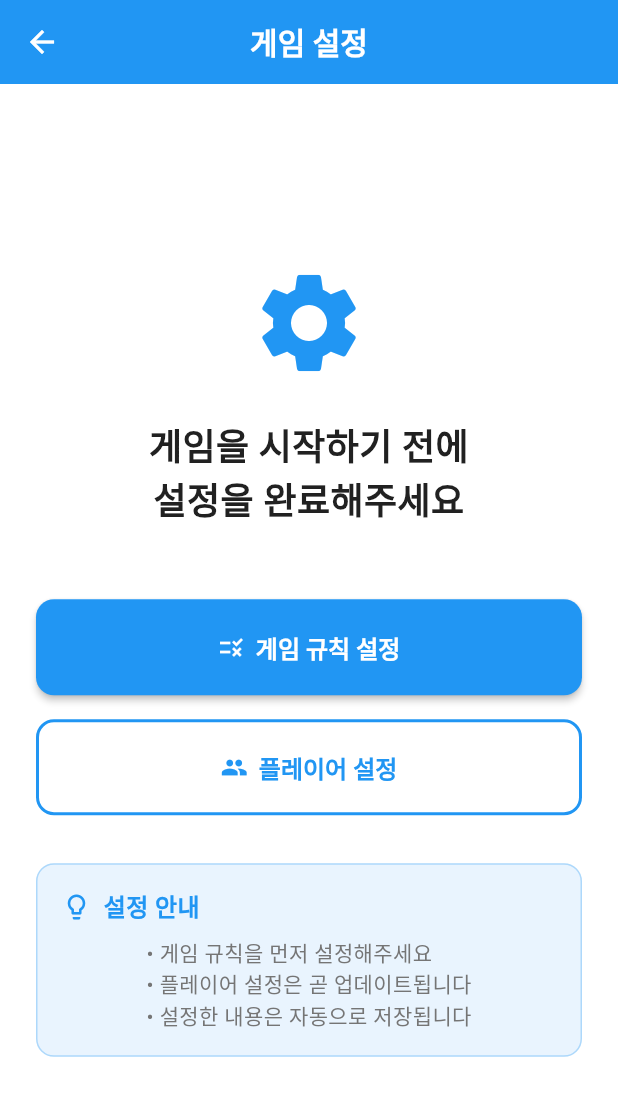
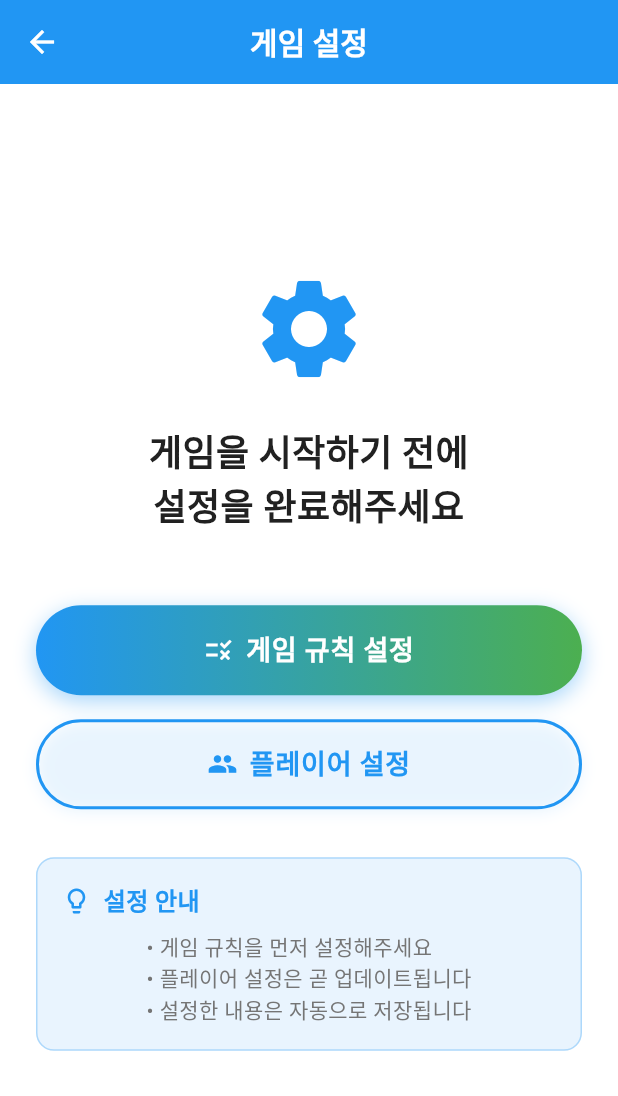
Before and after one commit to gyeolse/flutter_gostop, a Flutter app: the screen it shows after launch, after a tap on "게임 시작", on a phone screen of 412 x 824 dp. Shown: the top 1096 px of the screen. Run offline on Flutter 3.47's test engine with Material 3 defaults, Android fonts, the light colour scheme and no system bars; our stand-ins replace firebase_messaging, flutter_local_notifications, flutter_riverpod, go_router, google_mobile_ads, hive and 4 more; accounts and stored records are empty.

Commit message:
[ENH] Modify Button sytles
- N/A

```diff
--- /dev/null
+++ b/lib/core/widgets/capsule_button.dart
@@ -0,0 +1,258 @@
+import 'package:flutter/material.dart';
+import '../app_colors.dart';
+
+enum CapsuleButtonType {
+  primary,
+  secondary,
+  outlined,
+  danger,
+}
+
+class CapsuleButton extends StatelessWidget {
+  final String text;
+  final VoidCallback? onPressed;
+  final CapsuleButtonType type;
+  final IconData? icon;
+  final bool isLoading;
+  final double? width;
+  final double height;
+  final double fontSize;
+
+  const CapsuleButton({
+    super.key,
+    required this.text,
+    this.onPressed,
+    this.type = CapsuleButtonType.primary,
+    this.icon,
+    this.isLoading = false,
+    this.width,
+    this.height = 56,
+    this.fontSize = 16,
+  });
+
+  @override
+  Widget build(BuildContext context) {
+    return Container(
+      width: width,
+      height: height,
+      decoration: _getDecoration(),
+      child: Material(
+        color: Colors.transparent,
+        child: InkWell(
+          borderRadius: BorderRadius.circular(height / 2),
+          onTap: isLoading ? null : onPressed,
+          child: _buildContent(),
+        ),
+      ),
+    );
+  }
+
+  BoxDecoration _getDecoration() {
+    switch (type) {
+      case CapsuleButtonType.primary:
+        return BoxDecoration(
+          gradient: LinearGradient(
+            colors: [AppColors.primary, AppColors.secondary],
+            begin: Alignment.centerLeft,
+            end: Alignment.centerRight,
+          ),
+          borderRadius: BorderRadius.circular(height / 2),
+          boxShadow: [
+            BoxShadow(
+              color: AppColors.primary.withValues(alpha: 0.4),
+              blurRadius: 12,
+              offset: const Offset(0, 4),
+            ),
+          ],
+        );
+      case CapsuleButtonType.secondary:
+        return BoxDecoration(
+          color: Colors.grey.shade100,
+          borderRadius: BorderRadius.circular(height / 2),
+          border: Border.all(
+            color: Colors.grey.shade300,
+            width: 1.5,
+          ),
+          boxShadow: [
+            BoxShadow(
+              color: Colors.grey.shade200.withValues(alpha: 0.5),
+              blurRadius: 8,
+              offset: const Offset(0, 2),
+            ),
+          ],
+        );
+      case CapsuleButtonType.outlined:
+        return BoxDecoration(
+          color: Colors.transparent,
+          borderRadius: BorderRadius.circular(height / 2),
+          border: Border.all(
+            color: AppColors.primary,
+            width: 2,
+          ),
+          boxShadow: [
+            BoxShadow(
+              color: AppColors.primary.withValues(alpha: 0.1),
+              blurRadius: 8,
+              offset: const Offset(0, 2),
+            ),
+          ],
+        );
+      case CapsuleButtonType.danger:
+        return BoxDecoration(
+          color: Colors.red.shade50,
+          borderRadius: BorderRadius.circular(height / 2),
+          border: Border.all(
+            color: Colors.red.shade200,
+            width: 1.5,
+          ),
+          boxShadow: [
+            BoxShadow(
+              color: Colors.red.shade100.withValues(alpha: 0.5),
+              blurRadius: 8,
+              offset: const Offset(0, 2),
+            ),
+          ],
+        );
+    }
+  }
+
+  Color _getTextColor() {
+    switch (type) {
+      case CapsuleButtonType.primary:
+        return Colors.white;
+      case CapsuleButtonType.secondary:
+        return AppColors.textPrimary;
+      case CapsuleButtonType.outlined:
+        return AppColors.primary;
+      case CapsuleButtonType.danger:
+        return Colors.red.shade600;
+    }
+  }
+
+  Color _getIconColor() {
+    return _getTextColor();
+  }
+
+  Widget _buildContent() {
+    return Row(
+      mainAxisAlignment: MainAxisAlignment.center,
+      children: [
+        if (isLoading) ...[
+          SizedBox(
+            width: 20,
+            height: 20,
+            child: CircularProgressIndicator(
+              strokeWidth: 2,
+              valueColor: AlwaysStoppedAnimation<Color>(_getTextColor()),
+            ),
+          ),
+        ] else ...[
+          if (icon != null) ...[
+            Icon(
+              icon,
+              color: _getIconColor(),
+              size: 20,
+            ),
+            const SizedBox(width: 8),
+          ],
+          Text(
+            text,
+            style: TextStyle(
+              fontSize: fontSize,
+              fontWeight: FontWeight.w600,
+              color: _getTextColor(),
+              letterSpacing: 0.5,
+            ),
+          ),
+        ],
+      ],
+    );
+  }
+}
+
+// 편의를 위한 팩토리 생성자들
+class CapsuleButtons {
+  static Widget primary({
+    required String text,
+    VoidCallback? onPressed,
+    IconData? icon,
+    bool isLoading = false,
+    double? width,
+    double height = 56,
+    double fontSize = 16,
+  }) {
+    return CapsuleButton(
+      text: text,
+      onPressed: onPressed,
+      type: CapsuleButtonType.primary,
+      icon: icon,
+      isLoading: isLoading,
+      width: width,
+      height: height,
+      fontSize: fontSize,
+    );
+  }
+
+  static Widget secondary({
+    required String text,
+    VoidCallback? onPressed,
+    IconData? icon,
+    bool isLoading = false,
+    double? width,
+    double height = 56,
+    double fontSize = 16,
+  }) {
+    return CapsuleButton(
+      text: text,
+      onPressed: onPressed,
+      type: CapsuleButtonType.secondary,
+      icon: icon,
+      isLoading: isLoading,
+      width: width,
+      height: height,
+      fontSize: fontSize,
+    );
+  }
+
+  static Widget outlined({
+    required String text,
+    VoidCallback? onPressed,
+    IconData? icon,
+    bool isLoading = false,
+    double? width,
+    double height = 56,
+    double fontSize = 16,
+  }) {
+    return CapsuleButton(
+      text: text,
+      onPressed: onPressed,
+      type: CapsuleButtonType.outlined,
+      icon: icon,
+      isLoading: isLoading,
+      width: width,
+      height: height,
+      fontSize: fontSize,
+    );
+  }
+
+  static Widget danger({
+    required String text,
+    VoidCallback? onPressed,
+    IconData? icon,
+    bool isLoading = false,
+    double? width,
+    double height = 56,
+    double fontSize = 16,
+  }) {
+    return CapsuleButton(
+      text: text,
+      onPressed: onPressed,
+      type: CapsuleButtonType.danger,
+      icon: icon,
+      isLoading: isLoading,
+      width: width,
+      height: height,
+      fontSize: fontSize,
+    );
+  }
+}
--- a/lib/features/gostop/game_setup_screen.dart
+++ b/lib/features/gostop/game_setup_screen.dart
@@ -2,6 +2,7 @@ import 'package:flutter/material.dart';
 import 'package:flutter_riverpod/flutter_riverpod.dart';
 import 'package:go_router/go_router.dart';
 import '../../core/app_colors.dart';
+import '../../core/widgets/capsule_button.dart';
 
 class GameSetupScreen extends ConsumerWidget {
   const GameSetupScreen({super.key});
@@ -40,33 +41,25 @@ class GameSetupScreen extends ConsumerWidget {
             const SizedBox(height: 48),
 
             // 규칙 설정 버튼
-            ElevatedButton.icon(
+            CapsuleButtons.primary(
+              text: '게임 규칙 설정',
+              icon: Icons.rule,
               onPressed: () => context.push('/rule-setup'),
-              icon: const Icon(Icons.rule),
-              label: const Text('게임 규칙 설정'),
-              style: ElevatedButton.styleFrom(
-                padding: const EdgeInsets.symmetric(vertical: 20),
-                textStyle: const TextStyle(
-                  fontSize: 16,
-                  fontWeight: FontWeight.w600,
-                ),
-              ),
+              width: double.infinity,
+              height: 60,
+              fontSize: 18,
             ),
 
             const SizedBox(height: 16),
 
             // 플레이어 설정 버튼
-            OutlinedButton.icon(
+            CapsuleButtons.outlined(
+              text: '플레이어 설정',
+              icon: Icons.people,
               onPressed: () => context.push('/player-setup'),
-              icon: const Icon(Icons.people),
-              label: const Text('플레이어 설정'),
-              style: OutlinedButton.styleFrom(
-                padding: const EdgeInsets.symmetric(vertical: 20),
-                textStyle: const TextStyle(
-                  fontSize: 16,
-                  fontWeight: FontWeight.w600,
-                ),
-              ),
+              width: double.infinity,
+              height: 60,
+              fontSize: 18,
             ),
 
             const SizedBox(height: 32),
--- a/lib/features/gostop/home_screen.dart
+++ b/lib/features/gostop/home_screen.dart
@@ -3,6 +3,7 @@ import 'package:flutter_riverpod/flutter_riverpod.dart';
 import 'package:go_router/go_router.dart';
 import '../../services/snackbar_service.dart';
 import '../../core/app_colors.dart';
+import '../../core/widgets/capsule_button.dart';
 
 class HomeScreen extends ConsumerWidget {
   const HomeScreen({super.key});
@@ -68,43 +69,29 @@ class HomeScreen extends ConsumerWidget {
                 crossAxisAlignment: CrossAxisAlignment.stretch,
                 children: [
                   // 게임 시작 버튼
-                  ElevatedButton.icon(
+                  CapsuleButtons.primary(
+                    text: '게임 시작',
+                    icon: Icons.play_arrow,
                     onPressed: () {
                       context.push('/game-setup');
                     },
-                    icon: const Icon(
-                      Icons.play_arrow,
-                      size: 24,
-                    ),
-                    label: const Text('게임 시작'),
-                    style: ElevatedButton.styleFrom(
-                      padding: const EdgeInsets.symmetric(vertical: 20),
-                      textStyle: const TextStyle(
-                        fontSize: 18,
-                        fontWeight: FontWeight.bold,
-                      ),
-                    ),
+                    width: double.infinity,
+                    height: 60,
+                    fontSize: 18,
                   ),
 
                   const SizedBox(height: 16),
 
                   // 이전 기록 보기 버튼
-                  OutlinedButton.icon(
+                  CapsuleButtons.outlined(
+                    text: '이전 기록 보기',
+                    icon: Icons.history,
                     onPressed: () {
                       context.push('/history');
                     },
-                    icon: const Icon(
-                      Icons.history,
-                      size: 24,
-                    ),
-                    label: const Text('이전 기록 보기'),
-                    style: OutlinedButton.styleFrom(
-                      padding: const EdgeInsets.symmetric(vertical: 20),
-                      textStyle: const TextStyle(
-                        fontSize: 18,
-                        fontWeight: FontWeight.bold,
-                      ),
-                    ),
+                    width: double.infinity,
+                    height: 60,
+                    fontSize: 18,
                   ),
                 ],
               ),
```
Also changed, not shown: lib/features/gostop/player_setup_screen.dart (+9 -17 lines), lib/features/gostop/result_screen.dart (+15 -42 lines), lib/features/gostop/widgets/score_result_dialog.dart (+12 -27 lines).
